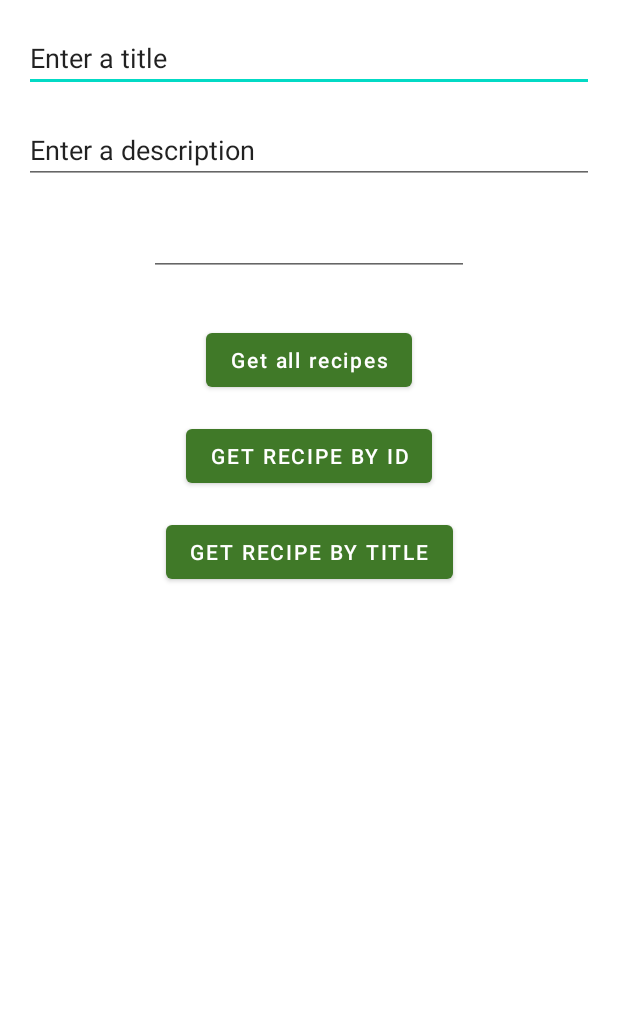
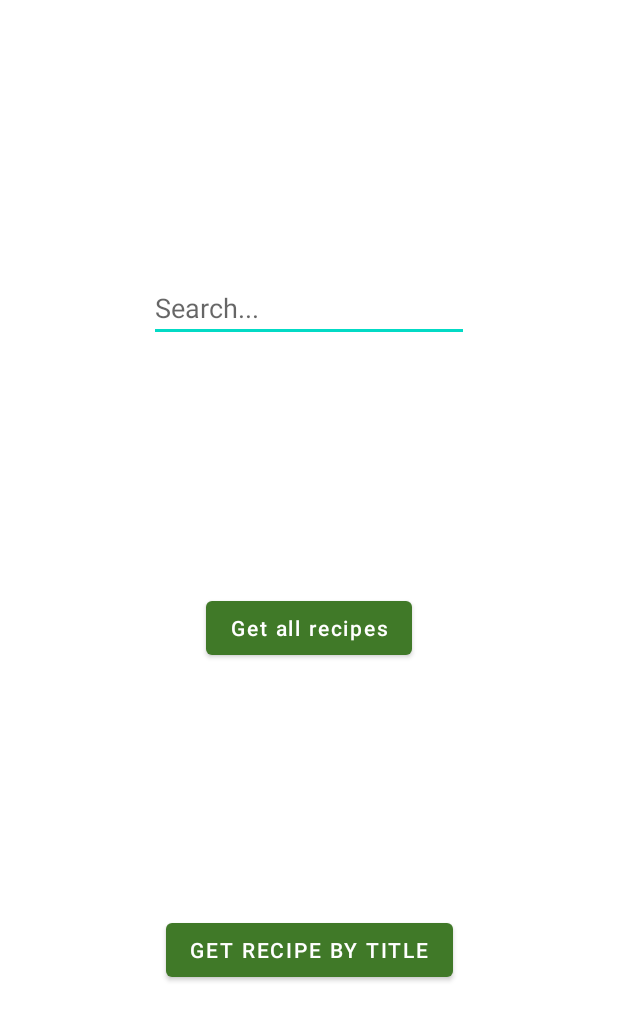
Before and after one commit to EzraLeeuwenhage/CookingMates, an Android app: the SearchRecipe screen opened directly, with no data from a screen before it, on a phone screen of 412 x 824 dp. Shown: the top 1021 px of the screen. Run offline under Robolectric (Android 15) with nearby library versions, the phone set to English and light mode, and no system bars; our stand-ins replace Picasso; pictures from the network do not load.

Commit message:
Setup for search recipe

```diff
--- a/AndroidApp/app/src/main/res/layout/activity_search_recipe.xml
+++ b/AndroidApp/app/src/main/res/layout/activity_search_recipe.xml
@@ -4,23 +4,36 @@
     xmlns:tools="http://schemas.android.com/tools"
     android:layout_width="match_parent"
     android:layout_height="match_parent"
-    tools:context=".SearchRecipe">
+    tools:context="com.SearchRecipe">
 
     <Button
         android:id="@+id/button"
         android:layout_width="wrap_content"
         android:layout_height="wrap_content"
-        android:layout_marginTop="32dp"
         android:onClick="getRecipes"
         android:text="Get all recipes"
         android:textAllCaps="false"
+        app:layout_constraintBottom_toTopOf="@+id/button4"
         app:layout_constraintEnd_toEndOf="parent"
+        app:layout_constraintHorizontal_bias="0.5"
         app:layout_constraintStart_toStartOf="parent"
-        app:layout_constraintTop_toBottomOf="@+id/editTextNumber" />
+        app:layout_constraintTop_toBottomOf="@+id/editSearchBar" />
+
+    <Button
+        android:id="@+id/button4"
+        android:layout_width="wrap_content"
+        android:layout_height="wrap_content"
+        android:onClick="getRecipeByTitle"
+        android:text="Get recipe by title"
+        app:layout_constraintBottom_toBottomOf="parent"
+        app:layout_constraintEnd_toEndOf="parent"
+        app:layout_constraintHorizontal_bias="0.5"
+        app:layout_constraintStart_toStartOf="parent"
+        app:layout_constraintTop_toBottomOf="@+id/button" />
 
     <EditText
-        android:id="@+id/editTitle"
-        android:layout_width="match_parent"
+        android:id="@+id/editSearchBar"
+        android:layout_width="wrap_content"
         android:layout_height="wrap_content"
         android:layout_marginStart="16dp"
         android:layout_marginLeft="16dp"
@@ -28,96 +41,12 @@
         android:layout_marginEnd="16dp"
         android:layout_marginRight="16dp"
         android:ems="10"
+        android:hint="@string/search_bar"
         android:inputType="textPersonName"
-        android:text="@string/edit_title"
+        app:layout_constraintBottom_toTopOf="@+id/button"
         app:layout_constraintEnd_toEndOf="parent"
+        app:layout_constraintHorizontal_bias="0.5"
         app:layout_constraintStart_toStartOf="parent"
         app:layout_constraintTop_toTopOf="parent" />
 
-    <EditText
-        android:id="@+id/editDescription"
-        android:layout_width="match_parent"
-        android:layout_height="wrap_content"
-        android:layout_marginStart="16dp"
-        android:layout_marginLeft="16dp"
-        android:layout_marginTop="16dp"
-        android:layout_marginEnd="16dp"
-        android:layout_marginRight="16dp"
-        android:ems="10"
-        android:inputType="textPersonName"
-        android:text="@string/edit_description"
-        app:layout_constraintEnd_toEndOf="parent"
-        app:layout_constraintStart_toStartOf="parent"
-        app:layout_constraintTop_toBottomOf="@+id/editTitle" />
-
-    <Button
-        android:id="@+id/button3"
-        android:layout_width="wrap_content"
-        android:layout_height="wrap_content"
-        android:layout_marginTop="16dp"
-        android:onClick="getRecipeById"
-        android:text="Get recipe by id"
-        app:layout_constraintEnd_toEndOf="parent"
-        app:layout_constraintStart_toStartOf="parent"
-        app:layout_constraintTop_toBottomOf="@+id/button" />
-
-    <TextView
-        android:id="@+id/textViewResult"
-        android:layout_width="344dp"
-        android:layout_height="133dp"
-        android:layout_marginStart="16dp"
-        android:layout_marginLeft="16dp"
-        android:layout_marginTop="96dp"
-        android:layout_marginEnd="16dp"
-        android:layout_marginRight="16dp"
-        android:textSize="18sp"
-        app:layout_constraintEnd_toEndOf="parent"
-        app:layout_constraintStart_toStartOf="parent"
-        app:layout_constraintTop_toBottomOf="@+id/button3" />
-
-    <EditText
-        android:id="@+id/editTextNumber"
-        android:layout_width="wrap_content"
-        android:layout_height="wrap_content"
-        android:layout_marginTop="16dp"
-        android:ems="10"
-        android:inputType="number"
-        app:layout_constraintEnd_toEndOf="parent"
-        app:layout_constraintStart_toStartOf="parent"
-        app:layout_constraintTop_toBottomOf="@+id/editDescription" />
-
-    <Button
-        android:id="@+id/button4"
-        android:layout_width="wrap_content"
-        android:layout_height="wrap_content"
-        android:layout_marginTop="16dp"
-        android:onClick="getRecipeByTitle"
-        android:text="Get recipe by title"
-        app:layout_constraintEnd_toEndOf="parent"
-        app:layout_constraintStart_toStartOf="parent"
-        app:layout_constraintTop_toBottomOf="@+id/button3" />
-
-    <TextView
-        android:id="@+id/textViewDescription"
-        android:layout_width="340dp"
-        android:layout_height="149dp"
-        android:layout_marginStart="16dp"
-        android:layout_marginLeft="16dp"
-        android:layout_marginTop="16dp"
-        android:layout_marginEnd="16dp"
-        android:layout_marginRight="16dp"
-        app:layout_constraintEnd_toEndOf="parent"
-        app:layout_constraintStart_toStartOf="parent"
-        app:layout_constraintTop_toBottomOf="@+id/textViewResult" />
-
-    <ImageView
-        android:id="@+id/imageView2"
-        android:layout_width="wrap_content"
-        android:layout_height="wrap_content"
-        android:layout_marginEnd="16dp"
-        android:layout_marginRight="16dp"
-        app:layout_constraintEnd_toEndOf="parent"
-        app:layout_constraintTop_toTopOf="@+id/textViewResult"
-        tools:srcCompat="@tools:sample/avatars" />
-
 </androidx.constraintlayout.widget.ConstraintLayout>
```
Also changed, not shown: AndroidApp/app/src/main/java/com/SearchRecipe.java (+32 -78 lines), AndroidApp/app/src/main/res/layout/activity_home.xml (+31 -14 lines).
